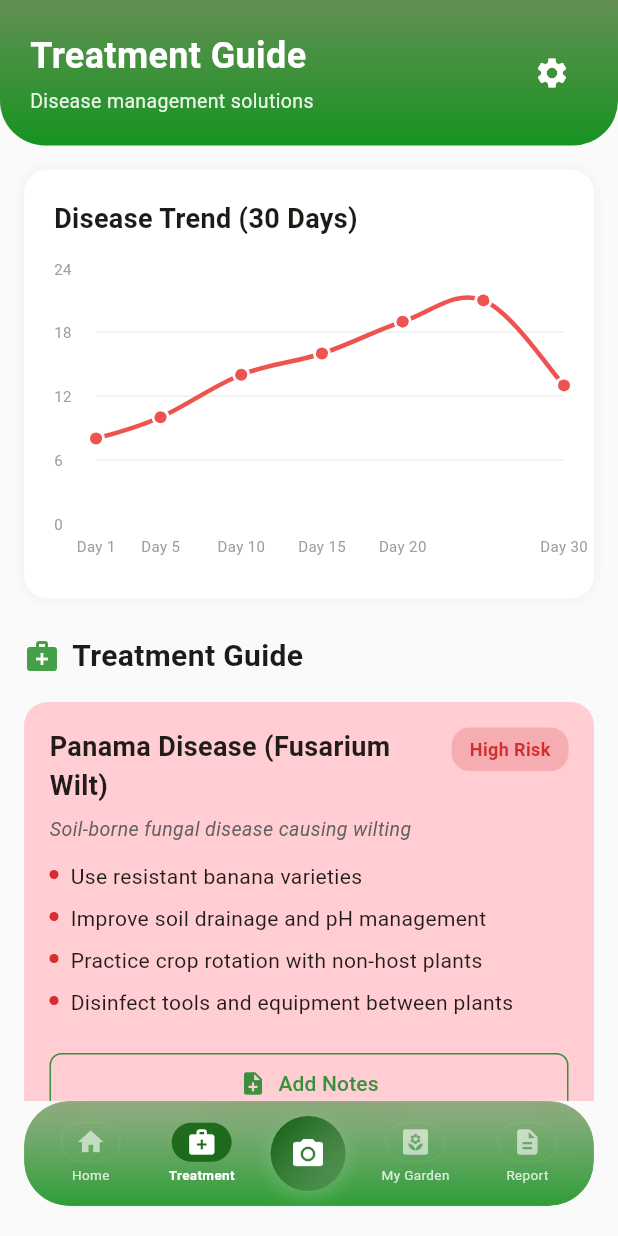
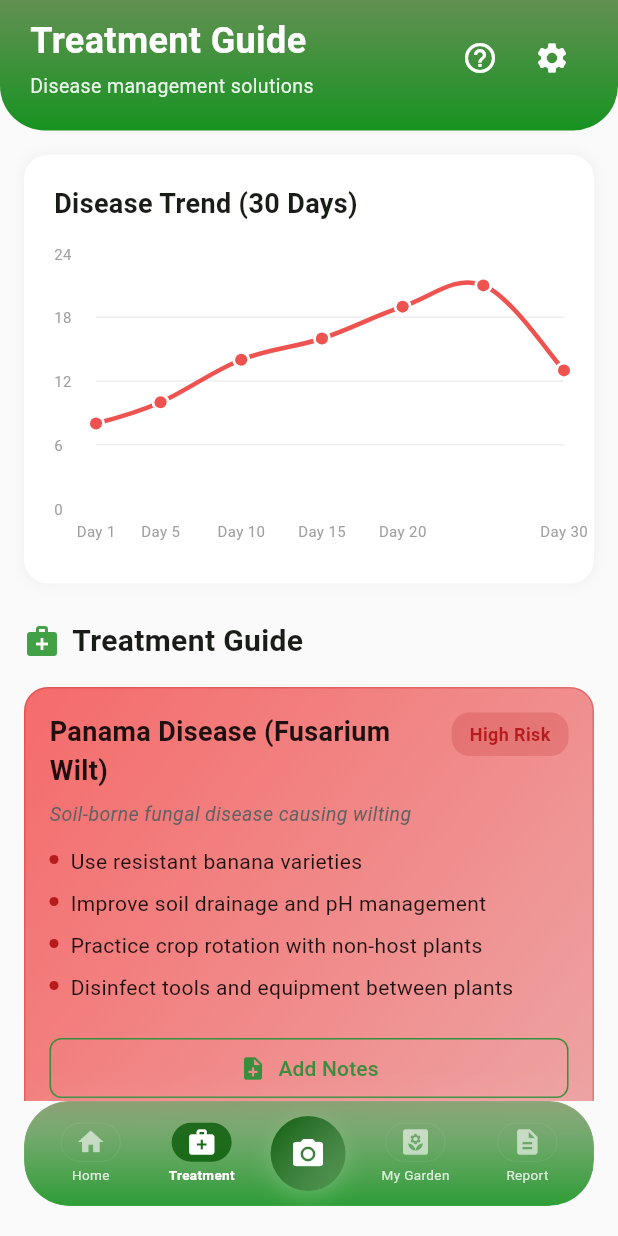
Before and after one commit to nurakmal09/spot_b_leaf, a Flutter app: the DashboardPage screen opened directly, item 2 of the bottom bar chosen, on a phone screen of 412 x 824 dp. Run offline on Flutter 3.47's test engine with Material 3 defaults, Android fonts, the phone set to English and light mode, and no system bars; drawn by our look-alikes of fl_chart; our stand-ins replace camera, cloud_firestore, firebase_auth, firebase_core, geolocator, image_picker and 1 more; missing offline and left inert: gal, google_mlkit_barcode_scanning, qr_code_scanner; accounts and stored records are empty.

Commit message:
16/11
color n user guide

```diff
--- a/lib/pages/treatment_page.dart
+++ b/lib/pages/treatment_page.dart
@@ -3,6 +3,7 @@ import 'package:cloud_firestore/cloud_firestore.dart';
 import 'dart:async';
 import 'package:fl_chart/fl_chart.dart';
 import '../widgets/bottom_nav_bar.dart';
+import '../widgets/user_guide_dialog.dart';
 import '../widgets/treatment_notes_dialog.dart';
 import '../auth.dart';
 import 'settings_page.dart';
@@ -178,13 +179,12 @@ class _TreatmentPageState extends State<TreatmentPage> {
   Widget build(BuildContext context) {
     return Scaffold(
       backgroundColor: Colors.grey[50],
-      body: SafeArea(
-        child: Column(
-          children: [
-            // Green Header
-            Container(
-              padding: const EdgeInsets.all(20),
-              decoration: BoxDecoration(
+      body: Column(
+        children: [
+          // Green Header
+          Container(
+            padding: EdgeInsets.fromLTRB(20, MediaQuery.of(context).padding.top + 10, 20, 20),
+            decoration: BoxDecoration(
                 gradient: LinearGradient(
                   begin: Alignment.topCenter,
                   end: Alignment.bottomCenter,
@@ -227,6 +227,12 @@ class _TreatmentPageState extends State<TreatmentPage> {
                       ),
                       Row(
                         children: [
+                          IconButton(
+                            icon: const Icon(Icons.help_outline, color: Colors.white),
+                            onPressed: () {
+                              UserGuideDialog.show(context);
+                            },
+                          ),
                           IconButton(
                             icon: const Icon(Icons.settings, color: Colors.white),
                             onPressed: () {
@@ -278,8 +284,15 @@ class _TreatmentPageState extends State<TreatmentPage> {
               title: 'Panama Disease (Fusarium Wilt)',
               subtitle: 'Soil-borne fungal disease causing wilting',
               riskLevel: 'High Risk',
-              riskColor: Colors.red[100]!,
-              riskTextColor: Colors.red[700]!,
+              gradient: const LinearGradient(
+                begin: Alignment.topLeft,
+                end: Alignment.bottomRight,
+                colors: [
+                  Color.fromARGB(255, 245, 107, 107),
+                  Color.fromARGB(255, 237, 164, 164),
+                ],
+              ),
+              riskTextColor: Colors.red[900]!,
               treatments: [
                 'Use resistant banana varieties',
                 'Improve soil drainage and pH management',
@@ -293,8 +306,15 @@ class _TreatmentPageState extends State<TreatmentPage> {
               title: 'Cordana',
               subtitle: 'Fungal leaf spot disease',
               riskLevel: 'Medium Risk',
-              riskColor: Colors.amber[100]!,
-              riskTextColor: Colors.amber[800]!,
+              gradient: const LinearGradient(
+                begin: Alignment.topLeft,
+                end: Alignment.bottomRight,
+                colors: [
+                  Color.fromARGB(255, 255, 185, 72),
+                  Color.fromARGB(255, 247, 205, 151),
+                ],
+              ),
+              riskTextColor: Colors.orange[900]!,
               treatments: [
                 'Apply copper-based fungicides',
                 'Remove infected leaves and debris',
@@ -308,8 +328,15 @@ class _TreatmentPageState extends State<TreatmentPage> {
               title: 'Pestalotiopsis',
               subtitle: 'Fungal disease causing leaf tip dieback',
               riskLevel: 'Low Risk',
-              riskColor: Colors.green[100]!,
-              riskTextColor: Colors.green[700]!,
+              gradient: const LinearGradient(
+                begin: Alignment.topLeft,
+                end: Alignment.bottomRight,
+                colors: [
+                  Color.fromARGB(255, 102, 221, 102),
+                  Color.fromARGB(255, 187, 255, 187),
+                ],
+              ),
+              riskTextColor: Colors.green[900]!,
               treatments: [
                 'Prune affected leaf tips',
                 'Apply preventive fungicide sprays',
@@ -323,8 +350,15 @@ class _TreatmentPageState extends State<TreatmentPage> {
               title: 'Black Sigatoka',
               subtitle: 'Fungal disease causing dark streaks on leaves',
               riskLevel: 'High Risk',
-              riskColor: Colors.red[100]!,
-              riskTextColor: Colors.red[700]!,
+              gradient: const LinearGradient(
+                begin: Alignment.topLeft,
+                end: Alignment.bottomRight,
+                colors: [
+                  Color.fromARGB(255, 245, 107, 107),
+                  Color.fromARGB(255, 237, 164, 164),
+                ],
+              ),
+              riskTextColor: Colors.red[900]!,
               treatments: [
                 'Apply systemic fungicide (Mancozeb or Chlorothalonil)',
                 'Remove severely infected leaves immediately',
@@ -338,8 +372,15 @@ class _TreatmentPageState extends State<TreatmentPage> {
               title: 'Bract Mosaic Virus',
               subtitle: 'Viral disease causing mosaic patterns on bracts',
               riskLevel: 'Medium Risk',
-              riskColor: Colors.amber[100]!,
-              riskTextColor: Colors.amber[800]!,
+              gradient: const LinearGradient(
+                begin: Alignment.topLeft,
+                end: Alignment.bottomRight,
+                colors: [
+                  Color.fromARGB(255, 255, 185, 72),
+                  Color.fromARGB(255, 247, 205, 151),
+                ],
+              ),
+              riskTextColor: Colors.orange[900]!,
               treatments: [
                 'Remove and destroy infected plants',
                 'Control aphid vectors with insecticides',
@@ -353,7 +394,6 @@ class _TreatmentPageState extends State<TreatmentPage> {
             ),
           ],
         ),
-      ),
       bottomNavigationBar: const BottomNavBar(currentIndex: 1),
     );
   }
@@ -515,7 +555,7 @@ class _TreatmentPageState extends State<TreatmentPage> {
     required String title,
     required String subtitle,
     required String riskLevel,
-    required Color riskColor,
+    required LinearGradient gradient,
     required Color riskTextColor,
     required List<String> treatments,
   }) {
@@ -524,10 +564,10 @@ class _TreatmentPageState extends State<TreatmentPage> {
     return Container(
       padding: const EdgeInsets.all(16),
       decoration: BoxDecoration(
-        color: riskColor,
+        gradient: gradient,
         borderRadius: BorderRadius.circular(16),
         border: Border.all(
-          color: riskColor.withValues(alpha: 0.5),
+          color: riskTextColor.withValues(alpha: 0.3),
           width: 1,
         ),
       ),
```
Also changed, not shown: lib/pages/add_plant_page.dart (+7 -9 lines), lib/pages/dashboard_page.dart (+11 -2 lines), lib/pages/edit_profile_page.dart (+6 -8 lines), lib/pages/login_page.dart (+17 -3 lines), lib/pages/my_garden_page.dart (+13 -8 lines), lib/pages/report_details_page.dart (+7 -9 lines), lib/pages/report_page.dart (+13 -8 lines), lib/pages/settings_page.dart (+31 -7 lines), lib/pages/signup_page.dart (+17 -3 lines), lib/pages/weekly_report_page.dart (+6 -8 lines), lib/pages/welcome_page.dart (+25 -4 lines), lib/widgets/user_guide_dialog.dart (added, +92 -0 lines).
